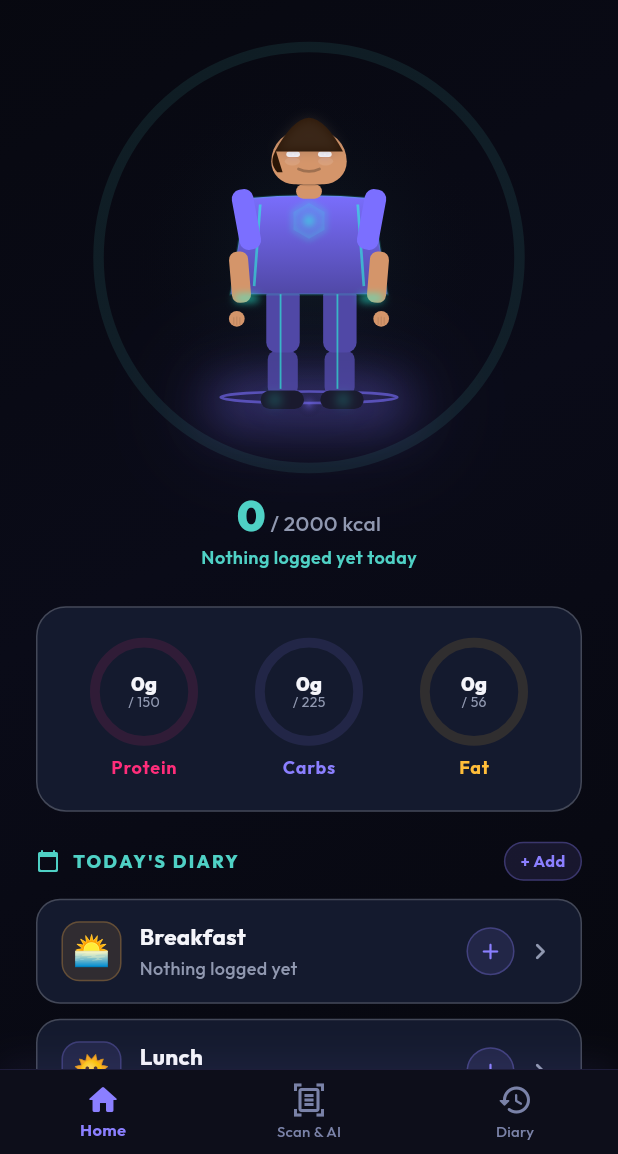
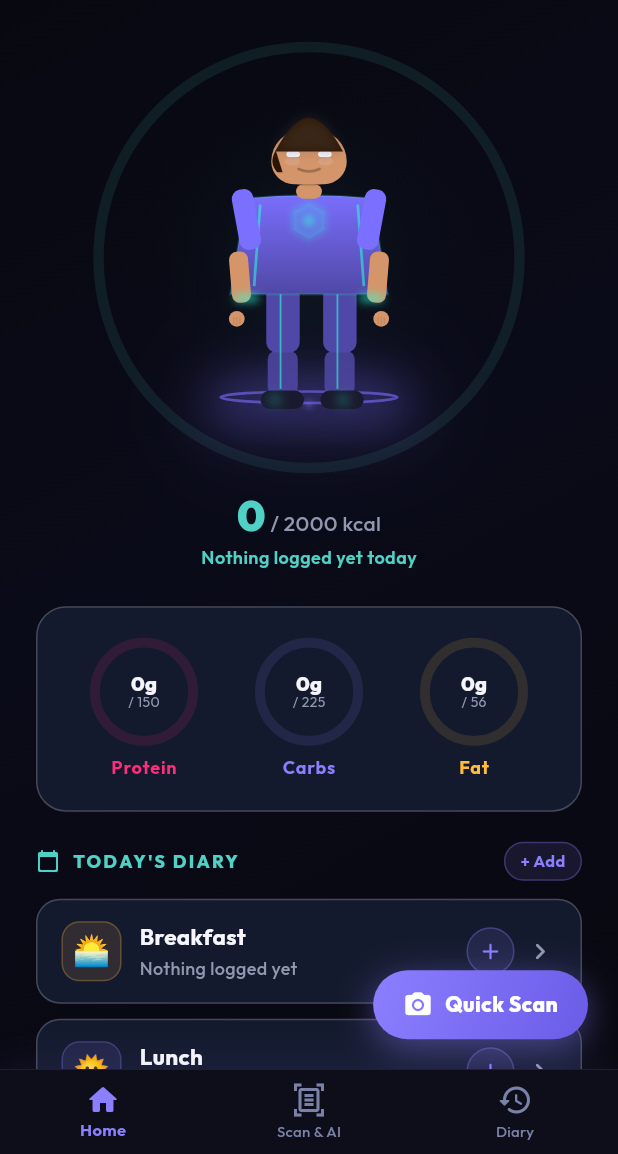
Before and after one commit to prime3436/yotrackez, a Flutter app: the MainShell screen opened directly, on a phone screen of 412 x 824 dp, the part 82-1236 px from its top. Run offline on Flutter 3.47's test engine with Material 3 defaults, Android fonts, the phone set to English and light mode, and no system bars; drawn by our look-alikes of flutter_animate; our stand-ins replace audioplayers, google_fonts, image_picker, pedometer, percent_indicator, rive and 2 more; missing offline and left inert: dart:js_interop, mobile_scanner; accounts and stored records are empty; project files that could hold a hidden picture were left out.

Commit message:
feat: add Quick Scan FAB to dashboard, add fiber chip to History summary card, fix SliverToBoxAdapter misplacement bug

```diff
--- a/lib/screens/dashboard_home_screen.dart
+++ b/lib/screens/dashboard_home_screen.dart
@@ -87,12 +87,15 @@ class _DashboardHomeScreenState extends State<DashboardHomeScreen> {
     final bodyComp   = CalorieBodyService.instance.bodyComposition;
     final gender     = settings.gender == 'female' ? 'female' : 'male';
 
-    return Container(
-      decoration: const BoxDecoration(gradient: AppTheme.backgroundGradient),
-      child: SafeArea(
-        child: CustomScrollView(
-          physics: const BouncingScrollPhysics(),
-          slivers: [
+    return Stack(
+      fit: StackFit.expand,
+      children: [
+        Container(
+          decoration: const BoxDecoration(gradient: AppTheme.backgroundGradient),
+          child: SafeArea(
+            child: CustomScrollView(
+              physics: const BouncingScrollPhysics(),
+              slivers: [
             // ── Top bar ───────────────────────────────────────────────────
             SliverToBoxAdapter(
               child: Padding(
@@ -276,10 +279,54 @@ class _DashboardHomeScreenState extends State<DashboardHomeScreen> {
               ).animate().fadeIn(delay: 500.ms, duration: 400.ms),
             ),
 
-            const SliverToBoxAdapter(child: SizedBox(height: 32)),
+            const SliverToBoxAdapter(child: SizedBox(height: 96)),
           ],
         ),
       ),
+        ),
+        // ── Floating Quick Scan FAB ──────────────────────────────────────
+        Positioned(
+          bottom: 20,
+          right: 20,
+          child: GestureDetector(
+            onTap: _navigateToSearch,
+            child: Container(
+              padding: const EdgeInsets.symmetric(horizontal: 20, vertical: 13),
+              decoration: BoxDecoration(
+                gradient: const LinearGradient(
+                  colors: [AppColors.primaryAction, Color(0xFF6B5CE7)],
+                  begin: Alignment.topLeft,
+                  end: Alignment.bottomRight,
+                ),
+                borderRadius: BorderRadius.circular(30),
+                boxShadow: [
+                  BoxShadow(
+                    color: AppColors.primaryAction.withValues(alpha: 0.45),
+                    blurRadius: 20,
+                    offset: const Offset(0, 6),
+                  ),
+                ],
+              ),
+              child: const Row(
+                mainAxisSize: MainAxisSize.min,
+                children: [
+                  Icon(Icons.camera_alt_rounded, color: Colors.white, size: 20),
+                  SizedBox(width: 8),
+                  Text(
+                    'Quick Scan',
+                    style: TextStyle(
+                      color: Colors.white,
+                      fontWeight: FontWeight.w800,
+                      fontSize: 14,
+                      letterSpacing: 0.3,
+                    ),
+                  ),
+                ],
+              ),
+            ),
+          ).animate().fadeIn(delay: 600.ms, duration: 400.ms).slideY(begin: 0.3),
+        ),
+      ],
     );
   }
 
--- a/lib/screens/meal_history_screen.dart
+++ b/lib/screens/meal_history_screen.dart
@@ -99,6 +99,7 @@ class _MealHistoryScreenState extends State<MealHistoryScreen> {
     final protein = _totals['protein'] ?? 0;
     final carbs = _totals['carbs'] ?? 0;
     final fat = _totals['fat'] ?? 0;
+    final fiber = _totals['fiber'] ?? 0;
     final calProgress = (calEaten / calGoal).clamp(0.0, 1.0);
     final remaining = (calGoal - calEaten).clamp(0.0, double.infinity);
 
@@ -200,6 +201,7 @@ class _MealHistoryScreenState extends State<MealHistoryScreen> {
                   protein: protein,
                   carbs: carbs,
                   fat: fat,
+                  fiber: fiber,
                 ).animate().fadeIn(delay: 160.ms, duration: 500.ms).slideY(begin: 0.1),
               ),
             ),
@@ -301,7 +303,7 @@ class _MealHistoryScreenState extends State<MealHistoryScreen> {
 // ─── Calorie summary card ──────────────────────────────────────────────────────
 class _CalorieSummaryCard extends StatelessWidget {
   final double calEaten, calGoal, calProgress, remaining;
-  final double protein, carbs, fat;
+  final double protein, carbs, fat, fiber;
 
   const _CalorieSummaryCard({
     required this.calEaten,
@@ -311,6 +313,7 @@ class _CalorieSummaryCard extends StatelessWidget {
     required this.protein,
     required this.carbs,
     required this.fat,
+    required this.fiber,
   });
 
   @override
@@ -418,6 +421,8 @@ class _CalorieSummaryCard extends StatelessWidget {
                   color: AppColors.carbs),
               _MacroChip(label: 'Fat', value: '${fat.toStringAsFixed(0)}g',
                   color: AppColors.fat),
+              _MacroChip(label: 'Fiber', value: '${fiber.toStringAsFixed(0)}g',
+                  color: AppTheme.fiberGreen),
             ],
           ),
         ],
```
